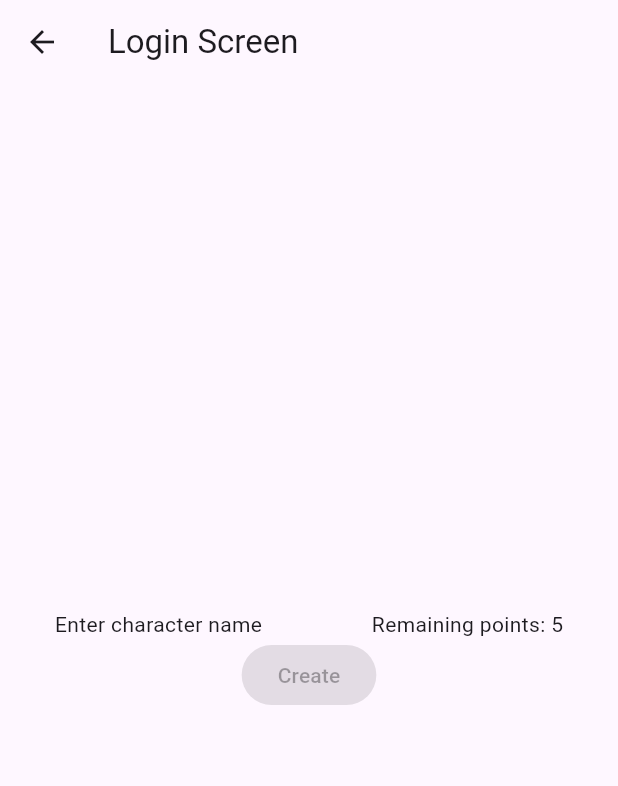
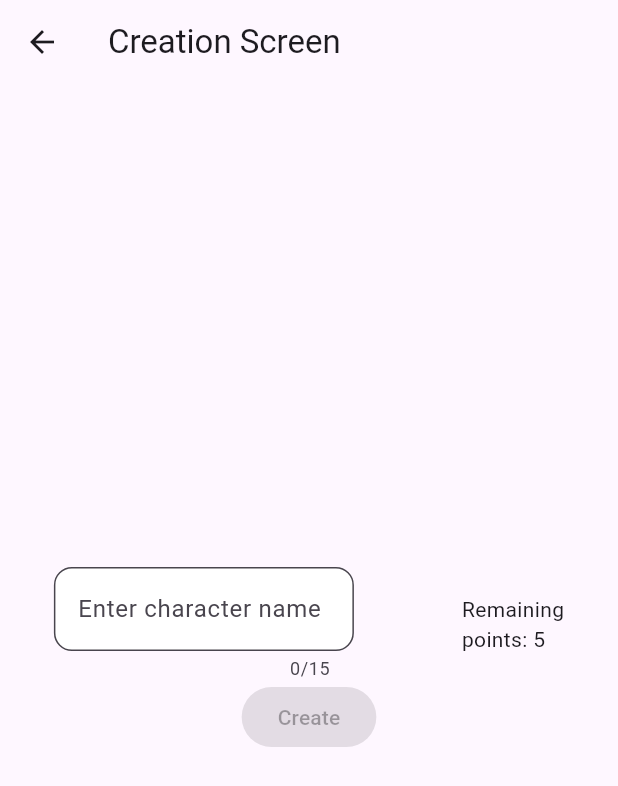
Before and after one commit to Vatalka/ArenaGame, a Flutter app: the CreationScreen screen opened by its route, on a phone screen of 412 x 824 dp. Shown: the top 786 px of the screen. Run offline on Flutter 3.47's test engine with Material 3 defaults, Android fonts, the phone set to English and light mode, and no system bars; our stand-ins replace firebase_auth, firebase_core, flutter_modular, flutter_riverpod, freezed_annotation, riverpod_annotation; accounts and stored records are empty; generated files the repository leaves out were written again.

Commit message:
Added character name input field and 'Create' button logic.

```diff
--- a/lib/features/character/creation/presentation/controller/creation_notifier.dart
+++ b/lib/features/character/creation/presentation/controller/creation_notifier.dart
@@ -1,4 +1,4 @@
-import 'package:arena_game/features/character/creation/domain/entities/creation_state.dart';
+import 'package:arena_game/features/character/creation/domain/entities/creation.dart';
 import 'package:riverpod_annotation/riverpod_annotation.dart';
 
 part 'creation_notifier.g.dart';
--- a/lib/features/character/creation/presentation/creation_screen.dart
+++ b/lib/features/character/creation/presentation/creation_screen.dart
@@ -11,7 +11,7 @@ class CreationScreen extends ConsumerWidget {
     final state = ref.watch(creationProvider);
 
     return Scaffold(
-      appBar: AppBar(title: const Text('Login Screen')),
+      appBar: AppBar(title: const Text('Creation Screen')),
       body: Center(
         child: Column(
           mainAxisAlignment: MainAxisAlignment.center,
@@ -19,14 +19,32 @@ class CreationScreen extends ConsumerWidget {
             Row(
               mainAxisAlignment: MainAxisAlignment.spaceAround,
               children: [
-                Text('Enter character name'), // тут буде TextField()
-                Text('Remaining points: 5'),
+                SizedBox(
+                  width: 200,
+                  child: TextField(
+                    onChanged: (value) =>
+                        ref.read(creationProvider.notifier).updateName(value),
+                    decoration: InputDecoration(
+                      labelText: 'Enter character name',
+                      filled: true,
+                      fillColor: Theme.of(
+                        context,
+                      ).colorScheme.surfaceContainerLowest,
+                      border: OutlineInputBorder(
+                        borderRadius: BorderRadius.circular(12),
+                      ),
+                      errorText: state.nameError,
+                    ),
+                    maxLength: 15,
+                  ),
+                ),
+                Text('Remaining\npoints: ${state.remainingPoints}'),
               ],
             ),
             // StatSelectorRow('vitality'),
             // StatSelectorRow('strength'),
             ElevatedButton(
-              onPressed: (state.remainingPoints == 0 && state.name != '')
+              onPressed: state.isValid
                   ? () => Modular.to.navigate('game')
                   : null,
               child: const Text("Create"),
```
Also changed, not shown: lib/features/character/creation/domain/entities/creation.dart (renamed from lib/features/character/creation/domain/entities/creation_state.dart, +11 -2 lines), lib/features/character/creation/domain/entities/creation.freezed.dart, lib/features/character/creation/domain/entities/creation.g.dart, lib/features/character/creation/presentation/controller/creation_notifier.g.dart.
